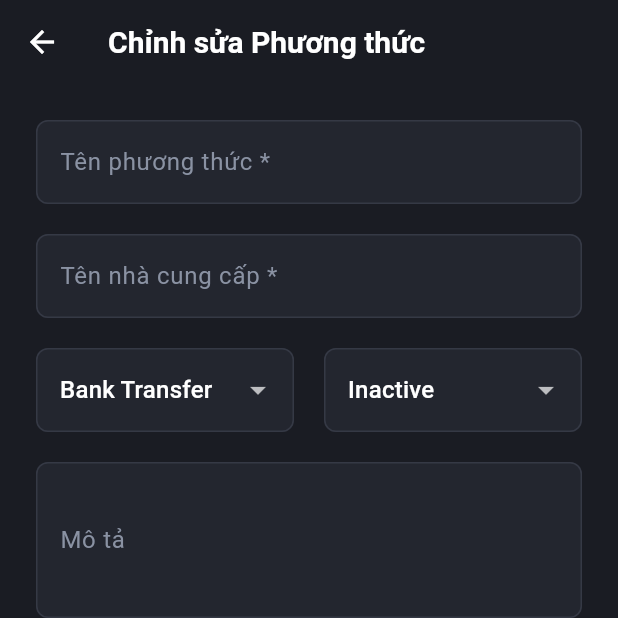
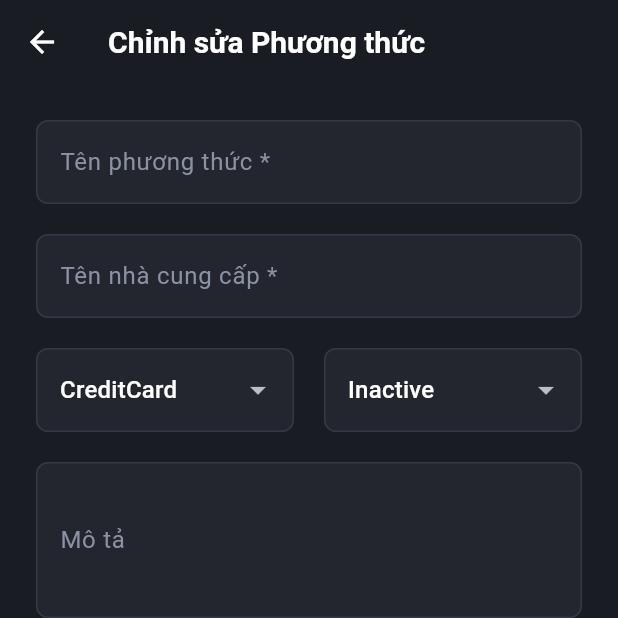
Before and after one commit to antt122/PRM-Frontend, a Flutter app: the PaymentMethodEditScreen screen opened directly with empty values, on a phone screen of 412 x 824 dp, the top half of it. Run offline on Flutter 3.47's test engine with Material 3 defaults, Android fonts, the phone set to English and light mode, and no system bars; our stand-ins replace audioplayers, flutter_dotenv, flutter_riverpod, shared_preferences, timeago; accounts and stored records are empty.

Commit message:
Fix mapping payment method

```diff
--- a/prm2/lib/screens/PaymentMethodEditScreen.dart
+++ b/prm2/lib/screens/PaymentMethodEditScreen.dart
@@ -34,10 +34,10 @@ class _PaymentMethodEditScreenState extends ConsumerState<PaymentMethodEditScree
 
     // Mapping từ typeName sang type (int)
     switch(widget.initialData.typeName.toLowerCase()) {
-      case 'banktransfer': _selectedType = 1; break;
-      case 'ewallet': _selectedType = 2; break;
-      case 'card': _selectedType = 3; break;
-      case 'crypto': _selectedType = 4; break;
+      case 'creditcard': _selectedType = 1; break;
+      case 'cash': _selectedType = 2; break;
+      case 'ewallet': _selectedType = 3; break;
+      case 'banktransfer': _selectedType = 4; break;
       default: _selectedType = 1;
     }
     _selectedStatus = widget.initialData.status == 'Active' ? 1 : 0;
@@ -110,10 +110,14 @@ class _PaymentMethodEditScreenState extends ConsumerState<PaymentMethodEditScree
                         value: _selectedType,
                         hint: const Text('Loại *'),
                         items: const [
-                          DropdownMenuItem(value: 1, child: Text('Bank Transfer')),
-                          DropdownMenuItem(value: 2, child: Text('E-Wallet')),
-                          DropdownMenuItem(value: 3, child: Text('Card')),
-                          DropdownMenuItem(value: 4, child: Text('Crypto')),
+                          // DropdownMenuItem(value: 1, child: Text('Bank Transfer')),
+                          // DropdownMenuItem(value: 2, child: Text('E-Wallet')),
+                          // DropdownMenuItem(value: 3, child: Text('Card')),
+                          // DropdownMenuItem(value: 4, child: Text('Crypto')),
+                          DropdownMenuItem(value: 1, child: Text('CreditCard ')),
+                          DropdownMenuItem(value: 2, child: Text('Cash')),
+                          DropdownMenuItem(value: 3, child: Text('EWallet ')),
+                          DropdownMenuItem(value: 4, child: Text('BankTransfer ')),
                         ],
                         onChanged: (v) => setState(() => _selectedType = v!)),
                   ),
```
